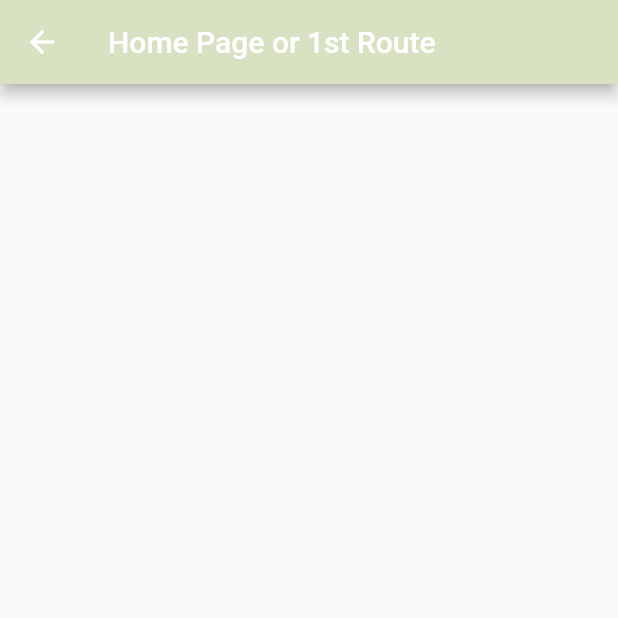
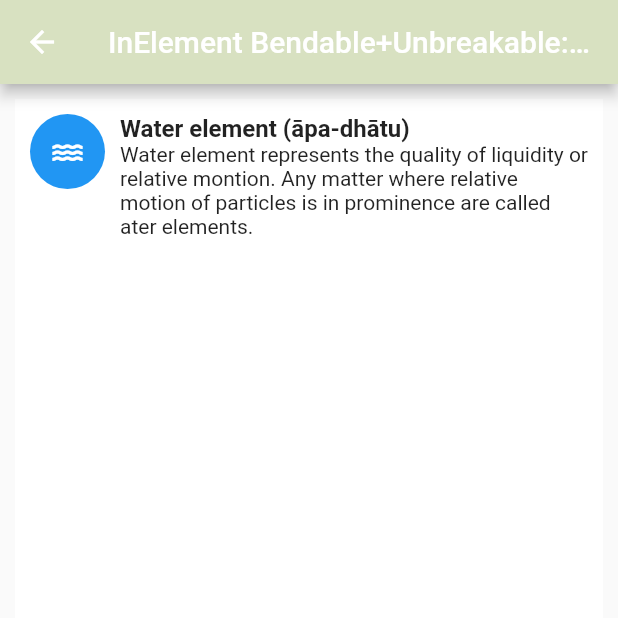
Before and after one commit to lisa1357mae/inelement, a Flutter app: the screen it shows after launch, after a tap on "Water", on a phone screen of 412 x 824 dp, the top half of it. Run offline on Flutter 3.47's test engine with Material 2 defaults, Android fonts, the phone set to English and light mode, and no system bars; our stand-ins replace go_router, result_dart; missing offline and left inert: quiz.

Commit message:
feat: make first element route

```diff
--- a/lib/homepage.dart
+++ b/lib/homepage.dart
@@ -11,10 +11,53 @@ class _HomePageState extends State<HomePage> {
   @override
   Widget build(BuildContext context) {
     return Scaffold(
-      appBar: AppBar(
-        title: Text("Home Page or 1st Route "),
-        backgroundColor: Color.fromARGB(255, 216, 225, 193),
-      ),
-    );
+        appBar: AppBar(
+          title:
+              const Text("InElement Bendable+Unbreakable: Find your Balance"),
+          backgroundColor: const Color.fromARGB(255, 216, 225, 193),
+        ),
+        body: Align(
+          child: Padding(
+            padding: const EdgeInsets.all(10.0),
+            child: Container(
+              color: Colors.white,
+              padding: const EdgeInsets.all(10),
+              child: Row(
+                crossAxisAlignment: CrossAxisAlignment.start,
+                children: [
+                  Container(
+                    width: 50,
+                    height: 50,
+                    decoration: BoxDecoration(
+                      color: Colors.blue,
+                      shape: BoxShape.circle,
+                    ),
+                    child: Icon(
+                      Icons.water,
+                      color: Colors.white,
+                    ),
+                  ),
+                  SizedBox(
+                    width: 10,
+                  ),
+                  Expanded(
+                    child: Column(
+                      crossAxisAlignment: CrossAxisAlignment.start,
+                      children: [
+                        Text(
+                          "Water element (āpa-dhātu)",
+                          style: TextStyle(
+                              fontWeight: FontWeight.bold, fontSize: 16),
+                        ),
+                        Text(
+                            "Water element represents the quality of liquidity or relative montion. Any matter where relative motion of particles is in prominence are called ater elements.")
+                      ],
+                    ),
+                  ),
+                ],
+              ),
+            ),
+          ),
+        ));
   }
 }
--- a/lib/main.dart
+++ b/lib/main.dart
@@ -160,8 +160,8 @@ class _MyHomePageState extends State<MyHomePage> {
   Widget build(BuildContext context) {
     return Scaffold(
       appBar: AppBar(
-        title: Text("InElement Bendable+Unbreakable: Find your Balance"),
-        backgroundColor: Color.fromARGB(255, 216, 225, 193),
+        title: const Text("InElement Bendable+Unbreakable: Find your Balance"),
+        backgroundColor: const Color.fromARGB(255, 216, 225, 193),
       ),
       body: Container(
         child: Padding(
@@ -270,7 +270,7 @@ class _MyHomePageState extends State<MyHomePage> {
                 ),
               ),
             ],
-            gridDelegate: SliverGridDelegateWithFixedCrossAxisCount(
+            gridDelegate: const SliverGridDelegateWithFixedCrossAxisCount(
                 crossAxisCount: 2, mainAxisSpacing: 10, crossAxisSpacing: 10),
           ),
         ),
```
